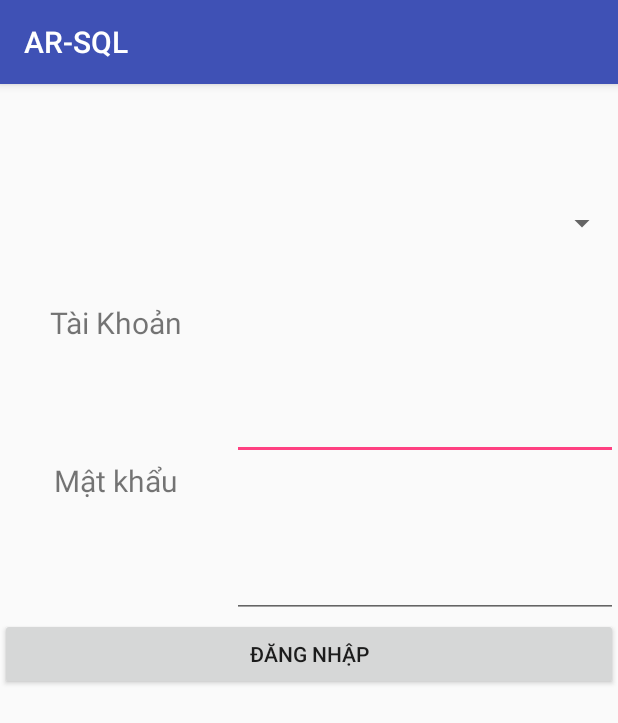
After one commit to tSPeXAGnFtqzFTcbnTrjVPZPJnPJCDasfqEtrgO/bank, an Android app: the Login2Activity screen opened directly, with no data from a screen before it, on a phone screen of 412 x 824 dp. The commit adds this screen. Shown: the top 723 px of the screen. Run offline under Robolectric (Android 15) with nearby library versions, the phone set to English and light mode, and no system bars; our stand-ins replace ButterKnife.

Commit message:
add loginactivity

```diff
--- a/app/build.gradle
+++ b/app/build.gradle
@@ -29,4 +29,8 @@ dependencies {
     implementation files('libs/sqljdbc41.jar')
     implementation files('libs/jxl.jar')
     implementation 'net.sourceforge.jtds:jtds:1.3.0'
+
+    implementation 'com.jakewharton:butterknife:8.4.0'
+    annotationProcessor 'com.jakewharton:butterknife-compiler:8.4.0'
+
 }
--- a/app/src/main/AndroidManifest.xml
+++ b/app/src/main/AndroidManifest.xml
@@ -21,7 +21,8 @@
                 <category android:name="android.intent.category.LAUNCHER" />
             </intent-filter>
         </activity>
-        <activity android:name=".LoginActivity"></activity>
+        <activity android:name=".LoginActivity" />
+        <activity android:name=".Login2Activity"></activity>
     </application>
 
 </manifest>
--- /dev/null
+++ b/app/src/main/java/com/example/phamngocan/ar_sql/Login2Activity.java
@@ -0,0 +1,176 @@
+package com.example.phamngocan.ar_sql;
+
+import android.os.AsyncTask;
+import android.support.v7.app.AppCompatActivity;
+import android.os.Bundle;
+import android.util.Log;
+import android.util.Pair;
+import android.view.View;
+import android.widget.AdapterView;
+import android.widget.ArrayAdapter;
+import android.widget.Button;
+import android.widget.EditText;
+import android.widget.Spinner;
+import android.widget.TextView;
+import android.widget.Toast;
+
+import java.sql.CallableStatement;
+import java.sql.ResultSet;
+import java.sql.SQLException;
+
+import butterknife.BindView;
+import butterknife.ButterKnife;
+
+public class Login2Activity extends AppCompatActivity {
+
+    @BindView(R.id.spinner)
+    Spinner spinnerChiNhanh;
+    @BindView(R.id.txtvId)
+    TextView txtvId;
+    @BindView(R.id.txtvPass)
+    TextView txtvPass;
+    @BindView(R.id.editId)
+    EditText editId;
+    @BindView(R.id.editPass)
+    EditText editPass;
+    @BindView(R.id.btnSignIn)
+    Button btnSignIn;
+    ArrayAdapter<String> adapterChiNhanh;
+
+    DAOManager daoManager;
+
+    @Override
+    protected void onCreate(Bundle savedInstanceState) {
+        super.onCreate(savedInstanceState);
+        setContentView(R.layout.activity_login2);
+        ButterKnife.bind(this);
+
+        init();
+        action();
+    }
+
+    private void init() {
+        daoManager = DAOManager.getInstance();
+        Log.d("AAA","init: " + daoManager.conn+" " + daoManager.stmt);
+
+        adapterChiNhanh = new ArrayAdapter<>(getApplicationContext(), R.layout.item_spinner, Instance.chiNhanhList);
+
+
+        adapterChiNhanh.setDropDownViewResource(android.R.layout.simple_spinner_dropdown_item);
+        spinnerChiNhanh.setAdapter(adapterChiNhanh);
+
+
+        spinnerChiNhanh.setOnItemSelectedListener(new AdapterView.OnItemSelectedListener() {
+            @Override
+            public void onItemSelected(AdapterView<?> parent, View view, int position, long id) {
+                Instance.serverport = Instance.port[position + 1];
+            }
+
+            @Override
+            public void onNothingSelected(AdapterView<?> parent) {
+
+            }
+        });
+
+    }
+
+    private void action() {
+        btnSignIn.setOnClickListener(new View.OnClickListener() {
+            @Override
+            public void onClick(View v) {
+                Instance.loginName = editId.getText().toString();
+                Instance.pass = editPass.getText().toString();
+                Log.d("AAA","action: " + Instance.loginName+" " +Instance.pass);
+                new asyncSignIn().execute();
+            }
+        });
+    }
+
+    class asyncSignIn extends AsyncTask<Void, Void, Pair<Boolean, String>> {
+
+        @Override
+        protected Pair<Boolean, String> doInBackground(Void... voids) {
+            return daoManager.open();
+
+        }
+
+        @Override
+        protected void onPostExecute(Pair<Boolean, String> booleanStringPair) {
+            if (booleanStringPair.first == false) {
+                Toast.makeText(getApplicationContext(),
+                        "Đăng nhập thất bại" + booleanStringPair.second,
+                        Toast.LENGTH_SHORT).show();
+            } else {
+                Toast.makeText(getApplicationContext(),
+                        "Đăng nhập thành công",
+                        Toast.LENGTH_SHORT).show();
+                //new asyncQuery().execute("SELECT * FROM [dbo].KhachHang");
+                new asyncGetInfor().execute();
+            }
+        }
+    }
+
+    class asyncQuery extends AsyncTask<String, Void, ResultSet> {
+
+        @Override
+        protected ResultSet doInBackground(String... strings) {
+            ResultSet rs = null;
+            try {
+                rs = daoManager.stmt.executeQuery(strings[0]);
+            } catch (SQLException e) {
+                e.printStackTrace();
+            }
+            return rs;
+        }
+
+        @Override
+        protected void onPostExecute(ResultSet resultSet) {
+            if (resultSet != null) {
+
+                try {
+                    while (resultSet.next()) {
+                        Log.d("AAA", "async query: " + resultSet.getString(1));
+                    }
+                } catch (SQLException e) {
+                    Log.e("AAA", "error async query:" + e.getMessage());
+                    e.printStackTrace();
+                }
+
+            }
+        }
+    }
+
+    class asyncGetInfor extends AsyncTask<Void, Void, ResultSet> {
+
+        @Override
+        protected ResultSet doInBackground(Void... voids) {
+            try {
+                CallableStatement callableStatement = daoManager.conn.prepareCall(
+                        "{ call [dbo].SP_DANGNHAP(?)}");
+                callableStatement.setString(1, Instance.loginName);
+                callableStatement.execute();
+                return callableStatement.getResultSet();
+            } catch (SQLException e) {
+                e.printStackTrace();
+            }
+            return null;
+        }
+
+        @Override
+        protected void onPostExecute(ResultSet rs) {
+            if (rs != null) {
+                try {
+                    while (rs.next()) {
+                        Instance.userName = rs.getString(1);
+                        Instance.hoten = rs.getString(2);
+                        Instance.nhom = rs.getString(3);
+                        Log.d("AAA", "getinfor: " + Instance.userName + " " + Instance.hoten + " " +
+                                Instance.nhom);
+                    }
+                } catch (SQLException e) {
+                    Log.d("AAA", "error asycn call: " + e.getMessage());
+                }
+            }
+        }
+    }
+}
--- /dev/null
+++ b/app/src/main/res/layout/activity_login2.xml
@@ -0,0 +1,102 @@
+<?xml version="1.0" encoding="utf-8"?>
+<android.support.constraint.ConstraintLayout xmlns:android="http://schemas.android.com/apk/res/android"
+    xmlns:app="http://schemas.android.com/apk/res-auto"
+    xmlns:tools="http://schemas.android.com/tools"
+    android:layout_width="match_parent"
+    android:layout_height="match_parent"
+    tools:context=".Login2Activity"
+    app:layout_constraintVertical_chainStyle="packed"
+    android:paddingTop="40dp">
+
+    <android.support.constraint.Guideline
+        android:id="@+id/guideSpinner"
+        android:layout_width="wrap_content"
+        android:layout_height="wrap_content"
+        android:orientation="vertical"
+        app:layout_constraintGuide_percent="0.4"/>
+    <Spinner
+        android:id="@+id/spinner"
+        app:layout_constraintTop_toTopOf="parent"
+        app:layout_constraintBottom_toTopOf="@id/groupId"
+        app:layout_constraintLeft_toLeftOf="@id/guideSpinner"
+        app:layout_constraintRight_toRightOf="parent"
+        android:layout_width="0dp"
+        app:layout_constraintHorizontal_weight="2"
+        android:layout_height="0dp" />
+    <android.support.constraint.ConstraintLayout
+        android:id="@+id/groupId"
+        app:layout_constraintTop_toBottomOf="@id/spinner"
+        app:layout_constraintBottom_toTopOf="@id/groupPass"
+        app:layout_constraintLeft_toLeftOf="parent"
+        android:layout_width="match_parent"
+        android:layout_height="0dp">
+
+        <TextView
+            android:id="@+id/txtvId"
+            android:text="Tài Khoản"
+            android:textSize="20sp"
+            android:textAlignment="center"
+            app:layout_constraintTop_toTopOf="parent"
+            app:layout_constraintLeft_toLeftOf="parent"
+            app:layout_constraintRight_toLeftOf="@id/editId"
+            app:layout_constraintBottom_toBottomOf="parent"
+            android:layout_width="0dp"
+            android:layout_height="match_parent"
+            app:layout_constraintHorizontal_weight="3"/>
+        <EditText
+            android:id="@+id/editId"
+            app:layout_constraintTop_toTopOf="parent"
+            app:layout_constraintBottom_toBottomOf="parent"
+            app:layout_constraintLeft_toRightOf="@id/txtvId"
+            app:layout_constraintRight_toRightOf="parent"
+            android:layout_width="0dp"
+            android:layout_height="match_parent"
+            app:layout_constraintHorizontal_weight="5"/>
+    </android.support.constraint.ConstraintLayout>
+    <android.support.constraint.ConstraintLayout
+        android:id="@+id/groupPass"
+        app:layout_constraintTop_toBottomOf="@id/groupId"
+        app:layout_constraintBottom_toBottomOf="@id/btnSignIn"
+        app:layout_constraintLeft_toLeftOf="parent"
+        android:layout_width="match_parent"
+        android:layout_height="0dp">
+        <TextView
+            android:id="@+id/txtvPass"
+            android:text="Mật khẩu"
+            android:textSize="20sp"
+            android:textAlignment="center"
+            app:layout_constraintTop_toTopOf="parent"
+            app:layout_constraintLeft_toLeftOf="parent"
+            app:layout_constraintRight_toLeftOf="@id/editPass"
+            app:layout_constraintBottom_toBottomOf="parent"
+            android:layout_width="0dp"
+            android:layout_height="match_parent"
+            app:layout_constraintHorizontal_weight="3"/>
+        <EditText
+            android:id="@+id/editPass"
+            app:layout_constraintTop_toTopOf="parent"
+            app:layout_constraintBottom_toBottomOf="parent"
+            app:layout_constraintLeft_toRightOf="@id/txtvPass"
+            app:layout_constraintRight_toRightOf="parent"
+            android:layout_width="0dp"
+            android:layout_height="match_parent"
+            app:layout_constraintHorizontal_weight="5"/>
+
+    </android.support.constraint.ConstraintLayout>
+    <Button
+        android:id="@+id/btnSignIn"
+        android:text="Đăng nhập"
+        app:layout_constraintTop_toBottomOf="@id/groupPass"
+        app:layout_constraintLeft_toLeftOf="parent"
+        app:layout_constraintBottom_toTopOf="@id/guide"
+        android:layout_width="match_parent"
+        android:layout_height="wrap_content" />
+    <android.support.constraint.Guideline
+        android:id="@+id/guide"
+        android:layout_width="wrap_content"
+        android:layout_height="wrap_content"
+        android:orientation="horizontal"
+        app:layout_constraintGuide_percent="0.5"
+        />
+
+</android.support.constraint.ConstraintLayout>
```
Also changed, not shown: app/src/main/java/com/example/phamngocan/ar_sql/DAOManager.java (+17 -1 lines), app/src/main/java/com/example/phamngocan/ar_sql/Instance.java (+6 -3 lines), app/src/main/java/com/example/phamngocan/ar_sql/MainActivity.java (+26 -8 lines), app/src/main/res/layout/item_spinner.xml (added, +9 -0 lines).
